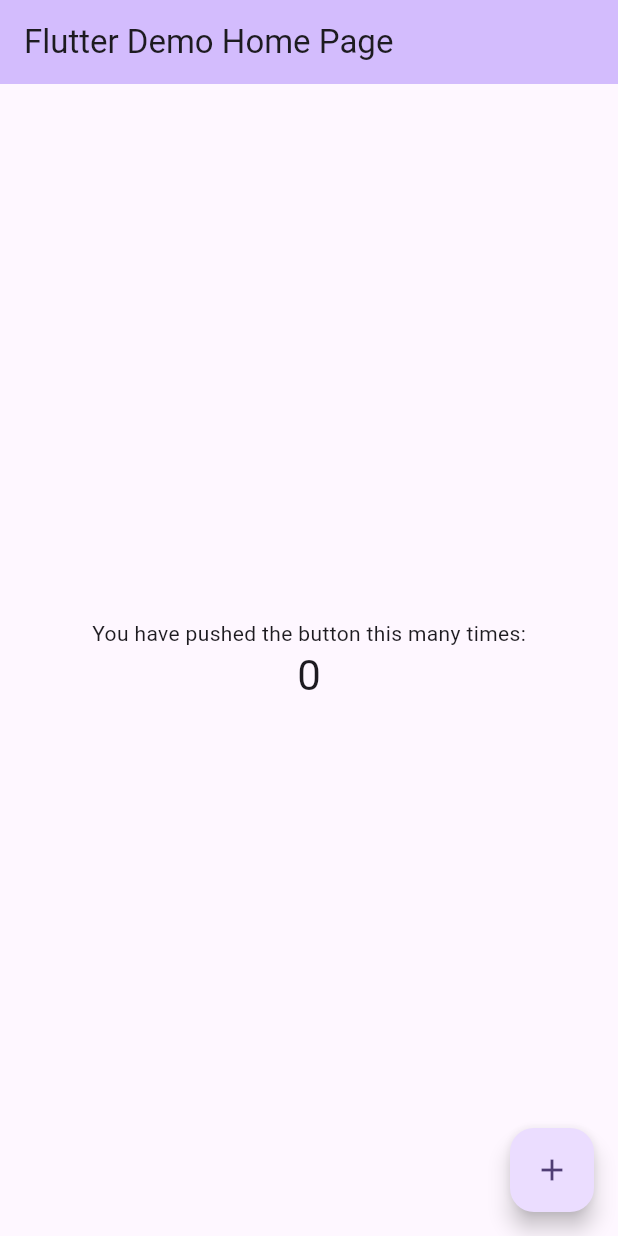
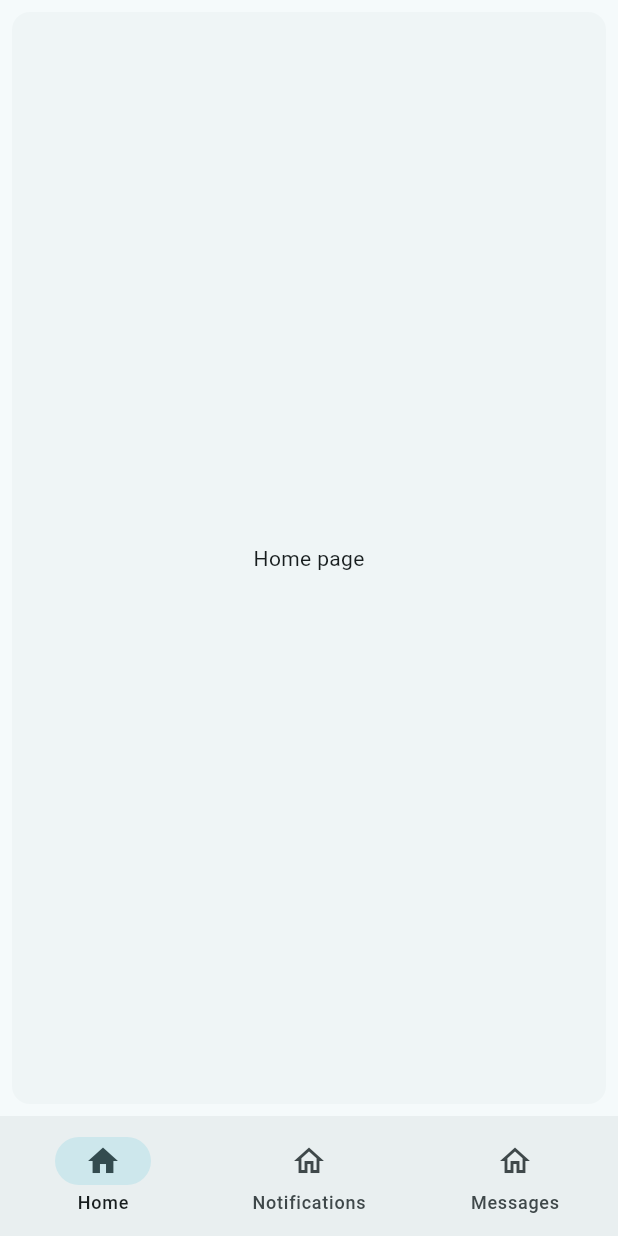
Before and after one commit to Badafest/flutter-ai-chat, a Flutter app: the screen it shows after launch, on a phone screen of 412 x 824 dp. Run offline on Flutter 3.47's test engine with Material 3 defaults, Android fonts, the phone set to English and light mode, and no system bars; our stand-ins replace google_generative_ai.

Commit message:
add screens

```diff
--- /dev/null
+++ b/lib/Screens/home_screen.dart
@@ -0,0 +1,22 @@
+import 'package:flutter/material.dart';
+
+class HomeScreen extends StatelessWidget {
+  const HomeScreen({
+    super.key,
+  });
+
+  @override
+  Widget build(BuildContext context) {
+    return const Card(
+      shadowColor: Colors.transparent,
+      margin: EdgeInsets.all(8.0),
+      child: SizedBox.expand(
+        child: Center(
+          child: Text(
+            'Home page',
+          ),
+        ),
+      ),
+    );
+  }
+}
--- a/lib/gemini/chat_agent.dart
+++ b/lib/chat_agent/gemini/chat_agent.dart
@@ -3,8 +3,8 @@ import 'package:google_generative_ai/google_generative_ai.dart';
 import 'package:myapp/chat_agent/chat_agent.dart';
 import 'package:myapp/chat_agent/message.dart';
 
-import 'package:myapp/gemini/model_options.dart';
-import 'package:myapp/gemini/chat_options.dart';
+import 'package:myapp/chat_agent/gemini/model_options.dart';
+import 'package:myapp/chat_agent/gemini/chat_options.dart';
 
 class GeminiChatAgent implements ChatAgent<GeminiChatOptions> {
   late GenerativeModel _model;
--- a/lib/main.dart
+++ b/lib/main.dart
@@ -1,4 +1,5 @@
 import 'package:flutter/material.dart';
+import 'package:myapp/screens.dart';
 
 void main() {
   runApp(const MyApp());
@@ -7,119 +8,42 @@ void main() {
 class MyApp extends StatelessWidget {
   const MyApp({super.key});
 
-  // This widget is the root of your application.
+  @override
   @override
   Widget build(BuildContext context) {
     return MaterialApp(
-      title: 'Flutter Demo',
-      theme: ThemeData(
-        // This is the theme of your application.
-        //
-        // TRY THIS: Try running your application with "flutter run". You'll see
-        // the application has a purple toolbar. Then, without quitting the app,
-        // try changing the seedColor in the colorScheme below to Colors.green
-        // and then invoke "hot reload" (save your changes or press the "hot
-        // reload" button in a Flutter-supported IDE, or press "r" if you used
-        // the command line to start the app).
-        //
-        // Notice that the counter didn't reset back to zero; the application
-        // state is not lost during the reload. To reset the state, use hot
-        // restart instead.
-        //
-        // This works for code too, not just values: Most code changes can be
-        // tested with just a hot reload.
-        colorScheme: ColorScheme.fromSeed(seedColor: Colors.deepPurple),
-        useMaterial3: true,
+        theme: ThemeData(
+            useMaterial3: true,
+            colorScheme: ColorScheme.fromSeed(seedColor: Colors.white70)),
+        home: const HomeComponent());
+  }
+}
+
+class HomeComponent extends StatefulWidget {
+  const HomeComponent({
+    super.key,
+  });
+
+  @override
+  State<HomeComponent> createState() => _HomeComponentState();
+}
+
+class _HomeComponentState extends State<HomeComponent> {
+  String screenName = "home";
+  @override
+  Widget build(BuildContext context) {
+    return Scaffold(
+      bottomNavigationBar: NavigationBar(
+        selectedIndex: screens.keys.toList().indexOf(screenName),
+        onDestinationSelected: (index) {
+          setState(() {
+            screenName = screens.keys.elementAt(index);
+          });
+        },
+        destinations:
+            screens.values.map((screen) => screen.destination).toList(),
       ),
-      home: const MyHomePage(title: 'Flutter Demo Home Page'),
+      body: screens[screenName]?.screen,
     );
   }
 }
-
-class MyHomePage extends StatefulWidget {
-  const MyHomePage({super.key, required this.title});
-
-  // This widget is the home page of your application. It is stateful, meaning
-  // that it has a State object (defined below) that contains fields that affect
-  // how it looks.
-
-  // This class is the configuration for the state. It holds the values (in this
-  // case the title) provided by the parent (in this case the App widget) and
-  // used by the build method of the State. Fields in a Widget subclass are
-  // always marked "final".
-
-  final String title;
-
-  @override
-  State<MyHomePage> createState() => _MyHomePageState();
-}
-
-class _MyHomePageState extends State<MyHomePage> {
-  int _counter = 0;
-
-  void _incrementCounter() {
-    setState(() {
-      // This call to setState tells the Flutter framework that something has
-      // changed in this State, which causes it to rerun the build method below
-      // so that the display can reflect the updated values. If we changed
-      // _counter without calling setState(), then the build method would not be
-      // called again, and so nothing would appear to happen.
-      _counter++;
-    });
-  }
-
-  @override
-  Widget build(BuildContext context) {
-    // This method is rerun every time setState is called, for instance as done
-    // by the _incrementCounter method above.
-    //
-    // The Flutter framework has been optimized to make rerunning build methods
-    // fast, so that you can just rebuild anything that needs updating rather
-    // than having to individually change instances of widgets.
-    return Scaffold(
-      appBar: AppBar(
-        // TRY THIS: Try changing the color here to a specific color (to
-        // Colors.amber, perhaps?) and trigger a hot reload to see the AppBar
-        // change color while the other colors stay the same.
-        backgroundColor: Theme.of(context).colorScheme.inversePrimary,
-        // Here we take the value from the MyHomePage object that was created by
-        // the App.build method, and use it to set our appbar title.
-        title: Text(widget.title),
-      ),
-      body: Center(
-        // Center is a layout widget. It takes a single child and positions it
-        // in the middle of the parent.
-        child: Column(
-          // Column is also a layout widget. It takes a list of children and
-          // arranges them vertically. By default, it sizes itself to fit its
-          // children horizontally, and tries to be as tall as its parent.
-          //
-          // Column has various properties to control how it sizes itself and
-          // how it positions its children. Here we use mainAxisAlignment to
-          // center the children vertically; the main axis here is the vertical
-          // axis because Columns are vertical (the cross axis would be
-          // horizontal).
-          //
-          // TRY THIS: Invoke "debug painting" (choose the "Toggle Debug Paint"
-          // action in the IDE, or press "p" in the console), to see the
-          // wireframe for each widget.
-          mainAxisAlignment: MainAxisAlignment.center,
-          children: <Widget>[
-            const Text(
-              'You have pushed the button this many times:',
-            ),
-            Text(
-              '$_counter',
-              style: Theme.of(context).textTheme.headlineMedium,
-            ),
-          ],
-        ),
-      ),
-      floatingActionButton: FloatingActionButton(
-        onPressed: _incrementCounter,
-        tooltip: 'Increment',
-        child: const Icon(Icons.add),
-      ), // This trailing comma makes auto-formatting nicer for build methods.
-    );
-  }
-}
--- /dev/null
+++ b/lib/screens.dart
@@ -0,0 +1,61 @@
+import 'package:flutter/material.dart';
+
+import 'Screens/home_screen.dart';
+import 'Screens/notifications_screen.dart';
+
+class Screen {
+  final NavigationDestination destination;
+  final Widget screen;
+  const Screen({
+    required this.destination,
+    required this.screen,
+  });
+}
+
+const screens = <String, Screen>{
+  'home': Screen(
+    destination: NavigationDestination(
+      selectedIcon: Icon(Icons.home),
+      icon: Icon(Icons.home_outlined),
+      label: 'Home',
+    ),
+    screen: HomeScreen(),
+  ),
+  'notifications': Screen(
+    destination: NavigationDestination(
+      selectedIcon: Icon(Icons.home),
+      icon: Icon(Icons.home_outlined),
+      label: 'Notifications',
+    ),
+    screen: NotificationsScreen(),
+  ),
+  'messages': Screen(
+    destination: NavigationDestination(
+      selectedIcon: Icon(Icons.home),
+      icon: Icon(Icons.home_outlined),
+      label: 'Messages',
+    ),
+    screen: MessagesScreen(),
+  )
+};
+
+class MessagesScreen extends StatelessWidget {
+  const MessagesScreen({
+    super.key,
+  });
+
+  @override
+  Widget build(BuildContext context) {
+    return const Card(
+      shadowColor: Colors.transparent,
+      margin: EdgeInsets.all(8.0),
+      child: SizedBox.expand(
+        child: Center(
+          child: Text(
+            'Messages',
+          ),
+        ),
+      ),
+    );
+  }
+}
```
Also changed, not shown: lib/Screens/notifications_screen.dart (added, +22 -0 lines), lib/basic/chat_agent.dart (deleted, +0 -17 lines), lib/chat_agent/basic/chat_agent.dart (added, +17 -0 lines), lib/chat_agent/basic/chat_options.dart (renamed from lib/basic/chat_options.dart), lib/chat_agent/gemini/chat_options.dart (renamed from lib/gemini/chat_options.dart), lib/chat_agent/gemini/model_options.dart (renamed from lib/gemini/model_options.dart).
